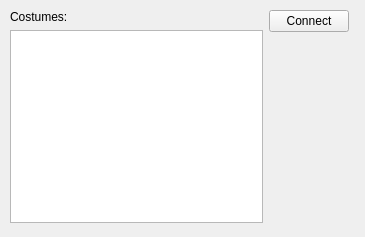
This is trunk/src/edr/src/plugins/imuCostume/ui/IMUCostumeListWidget.ui in mk4me/hm-mde-one as Qt 5 draws it before an edit. The edited form follows.
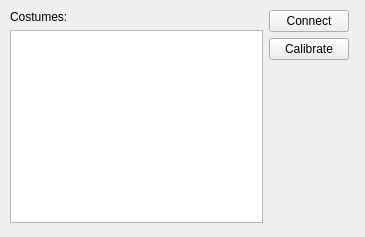
This is the edited form.

Patch:
```diff
--- a/trunk/src/edr/src/plugins/imuCostume/ui/IMUCostumeListWidget.ui
+++ b/trunk/src/edr/src/plugins/imuCostume/ui/IMUCostumeListWidget.ui
@@ -19,7 +19,7 @@
   <property name="windowTitle">
    <string>IMUCostumeList</string>
   </property>
-  <widget class="QWidget" name="">
+  <widget class="QWidget" name="layoutWidget">
    <property name="geometry">
     <rect>
      <x>10</x>
@@ -43,14 +43,14 @@
       </property>
      </widget>
     </item>
-    <item row="1" column="0" rowspan="2">
+    <item row="1" column="0" rowspan="3">
      <widget class="QListWidget" name="costumesListWidget">
       <property name="contextMenuPolicy">
        <enum>Qt::CustomContextMenu</enum>
       </property>
      </widget>
     </item>
-    <item row="2" column="1">
+    <item row="3" column="1">
      <spacer name="verticalSpacer">
       <property name="orientation">
        <enum>Qt::Vertical</enum>
@@ -63,6 +63,13 @@
       </property>
      </spacer>
     </item>
+    <item row="2" column="1">
+     <widget class="QPushButton" name="calibrateButton">
+      <property name="text">
+       <string>Calibrate</string>
+      </property>
+     </widget>
+    </item>
    </layout>
   </widget>
  </widget>
```
Left out of the diff: 17 changed lines with no effect on the pictures.
